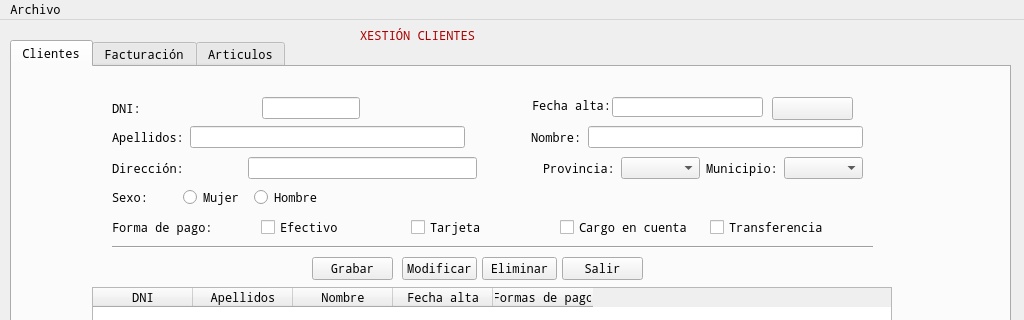
First picture: the form in window.ui, repository rulonunhez/nunezsantos, before the edit; both pictures show x 0 to 1024 and y 0 to 320 of the 1024 by 866 pixel window.
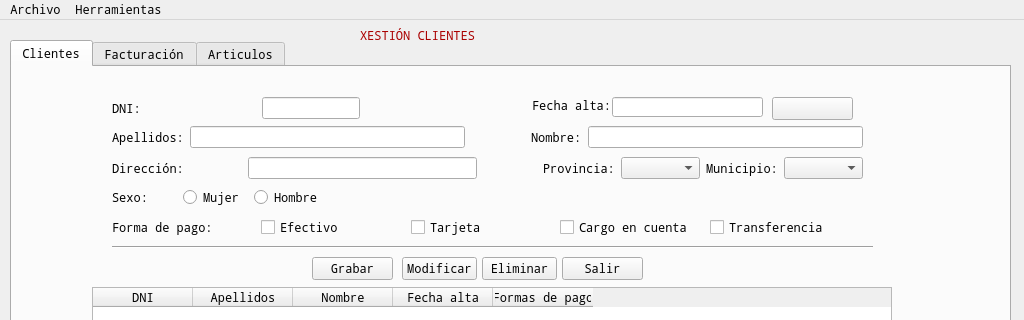
Second picture: the form after the edit. Icons and pictures are not drawn.

What changed in the file:
```diff
--- a/window.ui
+++ b/window.ui
@@ -1026,7 +1026,15 @@
     <addaction name="separator"/>
     <addaction name="actionSalir"/>
    </widget>
+   <widget class="QMenu" name="menuHerramientas">
+    <property name="title">
+     <string>Herramientas</string>
+    </property>
+    <addaction name="actionCrear_Backup"/>
+    <addaction name="actionRecuperar_Backup"/>
+   </widget>
    <addaction name="menuArchivo"/>
+   <addaction name="menuHerramientas"/>
   </widget>
   <widget class="QStatusBar" name="statusbar"/>
   <action name="actionGuadar">
```
Left out of the diff: 23 changed lines with no effect on the pictures.
